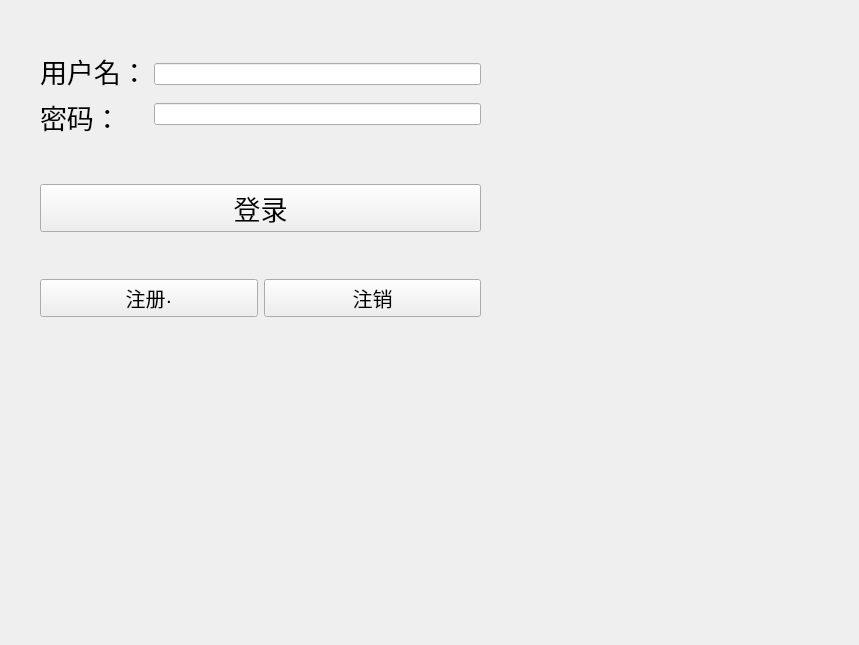
Old version of the form TCPclient/tcpclient.ui in the repository abzgit/QT.
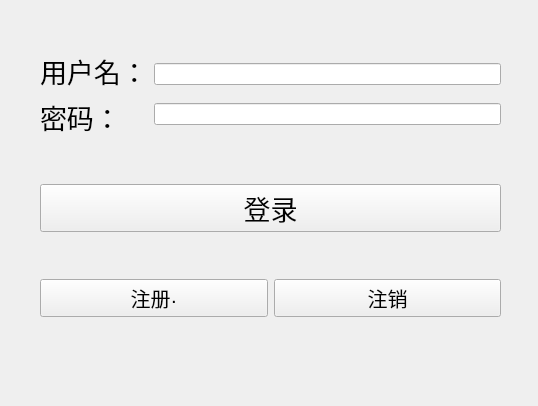
New version of the form.

What changed in the file:
```diff
--- a/TCPclient/tcpclient.ui
+++ b/TCPclient/tcpclient.ui
@@ -6,19 +6,19 @@
    <rect>
     <x>0</x>
     <y>0</y>
-    <width>859</width>
-    <height>645</height>
+    <width>538</width>
+    <height>406</height>
    </rect>
   </property>
   <property name="windowTitle">
    <string>Tcpclient</string>
   </property>
-  <widget class="QWidget" name="">
+  <widget class="QWidget" name="layoutWidget">
    <property name="geometry">
     <rect>
      <x>40</x>
      <y>10</y>
-     <width>441</width>
+     <width>461</width>
      <height>351</height>
     </rect>
    </property>
```
